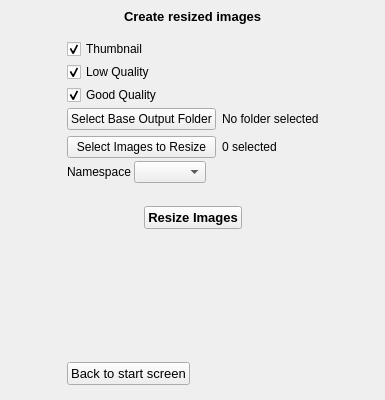
Qt form src/advancedoptions.ui (kopolzin/bioimages-collection-manager) before a commit.
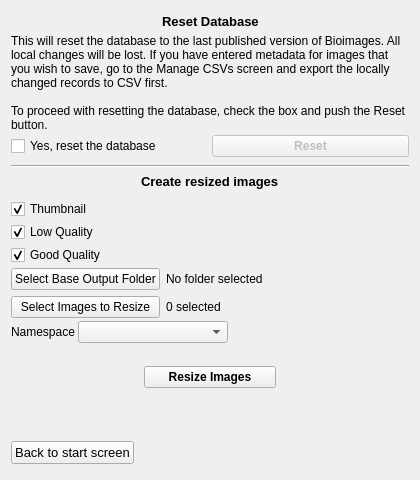
The same form after that commit. Icons and pictures are not drawn.

Commit message: Added an option to reset the database to factory defaults

What changed in the file:
```diff
--- a/src/advancedoptions.ui
+++ b/src/advancedoptions.ui
@@ -6,12 +6,12 @@
    <rect>
     <x>0</x>
     <y>0</y>
-    <width>385</width>
-    <height>400</height>
+    <width>420</width>
+    <height>480</height>
    </rect>
   </property>
   <property name="sizePolicy">
-   <sizepolicy hsizetype="MinimumExpanding" vsizetype="Preferred">
+   <sizepolicy hsizetype="Preferred" vsizetype="Preferred">
     <horstretch>0</horstretch>
     <verstretch>0</verstretch>
    </sizepolicy>
@@ -23,19 +23,7 @@
    <iconset resource="BioCM.qrc">
     <normaloff>:/icon.png</normaloff>:/icon.png</iconset>
   </property>
-  <layout class="QHBoxLayout" name="horizontalLayout">
-   <property name="leftMargin">
-    <number>6</number>
-   </property>
-   <property name="topMargin">
-    <number>6</number>
-   </property>
-   <property name="rightMargin">
-    <number>6</number>
-   </property>
-   <property name="bottomMargin">
-    <number>0</number>
-   </property>
+  <layout class="QHBoxLayout" name="horizontalLayout_10">
    <item>
     <spacer name="horizontalSpacer_10">
      <property name="orientation">
@@ -54,6 +42,115 @@
      <property name="spacing">
       <number>3</number>
      </property>
+     <item>
+      <layout class="QHBoxLayout" name="horizontalLayout">
+       <item>
+        <spacer name="horizontalSpacer">
+         <property name="orientation">
+          <enum>Qt::Horizontal</enum>
+         </property>
+         <property name="sizeHint" stdset="0">
+          <size>
+           <width>40</width>
+           <height>20</height>
+          </size>
+         </property>
+        </spacer>
+       </item>
+       <item>
+        <widget class="QLabel" name="resetLabel">
+         <property name="font">
+          <font>
+           <pointsize>10</pointsize>
+           <weight>75</weight>
+           <bold>true</bold>
+          </font>
+         </property>
+         <property name="text">
+          <string>Reset Database</string>
+         </property>
+        </widget>
+       </item>
+       <item>
+        <spacer name="horizontalSpacer_3">
+         <property name="orientation">
+          <enum>Qt::Horizontal</enum>
+         </property>
+         <property name="sizeHint" stdset="0">
+          <size>
+           <width>40</width>
+           <height>20</height>
+          </size>
+         </property>
+        </spacer>
+       </item>
+      </layout>
+     </item>
+     <item>
+      <widget class="QLabel" name="resetDescription">
+       <property name="text">
+        <string>This will reset the database to the last published version of Bioimages. All local changes will be lost. If you have entered metadata for images that you wish to save, go to the Manage CSVs screen and export the locally changed records to CSV first.
+
+To proceed with resetting the database, check the box and push the Reset button.</string>
+       </property>
+       <property name="wordWrap">
+        <bool>true</bool>
+       </property>
+      </widget>
+     </item>
+     <item>
+      <layout class="QHBoxLayout" name="horizontalLayout_9">
+       <item>
+        <widget class="QCheckBox" name="resetCheckbox">
+         <property name="text">
+          <string>Yes, reset the database</string>
+         </property>
+        </widget>
+       </item>
+       <item>
+        <widget class="QPushButton" name="resetButton">
+         <property name="enabled">
+          <bool>false</bool>
+         </property>
+         <property name="font">
+          <font>
+           <weight>75</weight>
+           <bold>true</bold>
+          </font>
+         </property>
+         <property name="text">
+          <string>Reset</string>
+         </property>
+         <property name="flat">
+          <bool>false</bool>
+         </property>
+        </widget>
+       </item>
+      </layout>
+     </item>
+     <item>
+      <spacer name="verticalSpacer_5">
+       <property name="orientation">
+        <enum>Qt::Vertical</enum>
+       </property>
+       <property name="sizeType">
+        <enum>QSizePolicy::Fixed</enum>
+       </property>
+       <property name="sizeHint" stdset="0">
+        <size>
+         <width>20</width>
+         <height>5</height>
+        </size>
+       </property>
+      </spacer>
+     </item>
+     <item>
+      <widget class="Line" name="line">
+       <property name="orientation">
+        <enum>Qt::Horizontal</enum>
+       </property>
+      </widget>
+     </item>
      <item>
       <layout class="QHBoxLayout" name="horizontalLayout_3">
        <item>
@@ -109,7 +206,7 @@
        <property name="sizeHint" stdset="0">
         <size>
          <width>20</width>
-         <height>10</height>
+         <height>5</height>
         </size>
        </property>
       </spacer>
@@ -245,6 +342,12 @@
            <verstretch>0</verstretch>
           </sizepolicy>
          </property>
+         <property name="minimumSize">
+          <size>
+           <width>150</width>
+           <height>0</height>
+          </size>
+         </property>
          <property name="font">
           <font>
            <pointsize>8</pointsize>
@@ -308,7 +411,7 @@
          </property>
          <property name="font">
           <font>
-           <pointsize>10</pointsize>
+           <pointsize>9</pointsize>
            <weight>75</weight>
            <bold>true</bold>
           </font>
@@ -344,7 +447,7 @@
        <property name="sizeHint" stdset="0">
         <size>
          <width>20</width>
-         <height>130</height>
+         <height>10</height>
         </size>
        </property>
       </spacer>
@@ -392,12 +495,12 @@
         <enum>Qt::Vertical</enum>
        </property>
        <property name="sizeType">
-        <enum>QSizePolicy::MinimumExpanding</enum>
+        <enum>QSizePolicy::Fixed</enum>
        </property>
        <property name="sizeHint" stdset="0">
         <size>
          <width>20</width>
-         <height>0</height>
+         <height>5</height>
         </size>
        </property>
       </spacer>
```
The commit also changes 2 other files.
